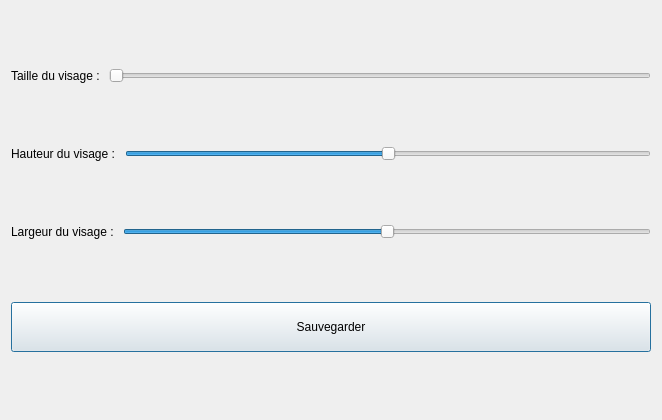
Before: the Qt Designer form conceptionplanche.ui in clement-roblot/generateur-de-photo-identite, drawn with Qt 5.
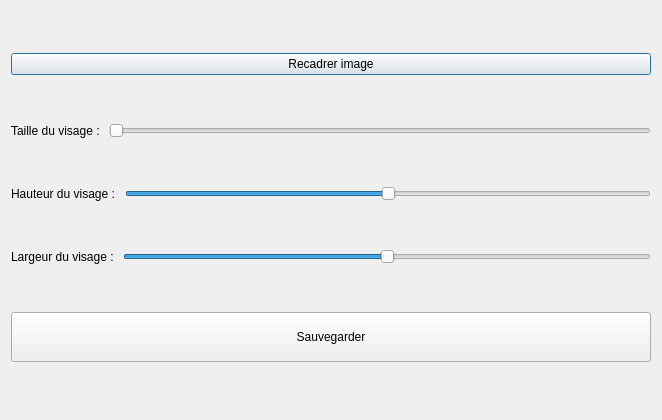
After: the same form once the commit is applied.

```diff
--- a/conceptionplanche.ui
+++ b/conceptionplanche.ui
@@ -19,6 +19,13 @@
    </item>
    <item>
     <layout class="QVBoxLayout" name="droite">
+     <item>
+      <widget class="QPushButton" name="bouttonRecadrerImage">
+       <property name="text">
+        <string>Recadrer image</string>
+       </property>
+      </widget>
+     </item>
      <item>
       <layout class="QHBoxLayout" name="horizontalLayout_2">
        <item>
```
